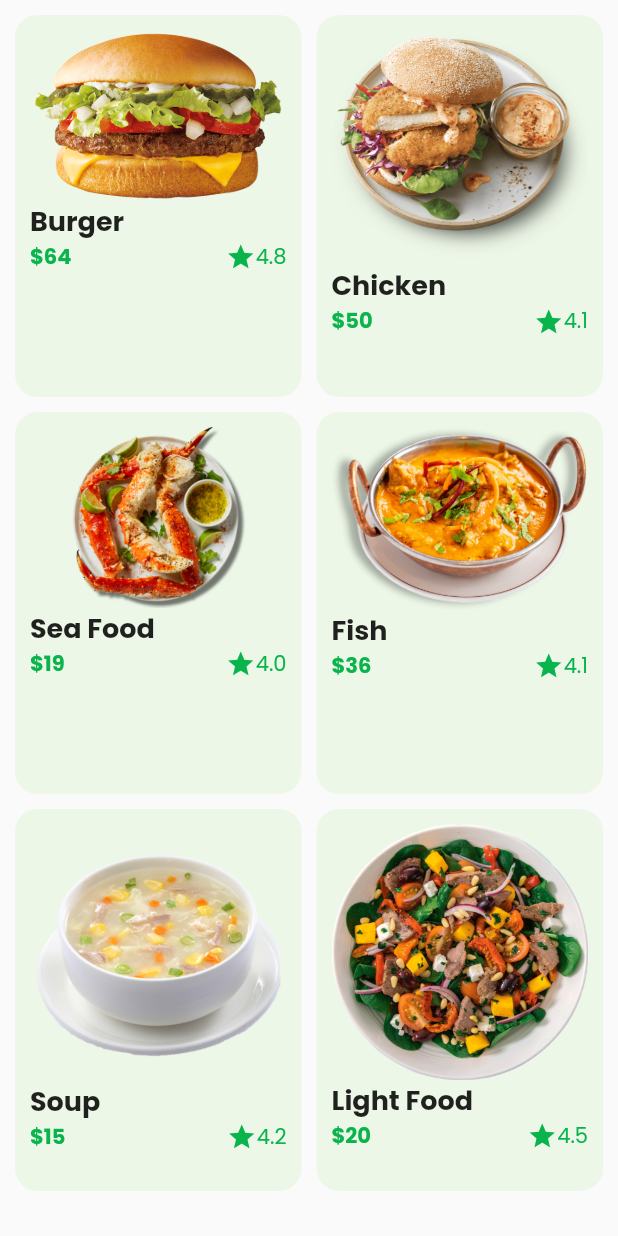
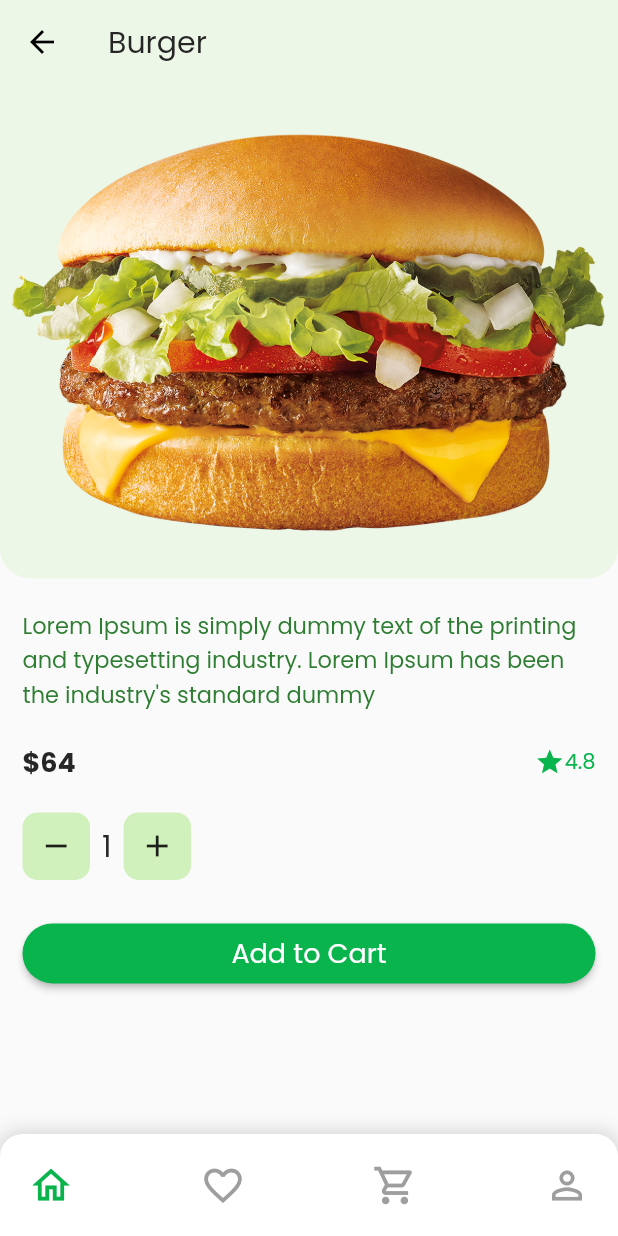
Before and after one commit to KhineKhineLin/Food-Delivery, a Flutter app: the FoodCard widget shown alone on an empty page, opened directly, after a tap on "Burger", on a phone screen of 412 x 824 dp. Run offline on Flutter 3.47's test engine with Material 2 defaults, Android fonts, the phone set to English and light mode, and no system bars; our stand-ins replace email_validator, flutter_svg.

Commit message:
detail screen

```diff
--- a/lib/pages/home/components/food_product.dart
+++ b/lib/pages/home/components/food_product.dart
@@ -1,7 +1,9 @@
 import 'package:flutter/material.dart';
 import 'package:food_delivery/model/food_model.dart';
+import 'package:food_delivery/pages/home/detail_screen/detail_screen.dart';
 
 import '../../../constant.dart';
+
 class FoodCard extends StatelessWidget {
   const FoodCard({
     Key? key,
@@ -16,13 +18,20 @@ class FoodCard extends StatelessWidget {
         physics: ScrollPhysics(),
         itemCount: foodProducts.length,
         gridDelegate: const SliverGridDelegateWithFixedCrossAxisCount(
-          crossAxisCount: 2,
-          childAspectRatio: 0.75,
-          mainAxisSpacing: 10.0,
-          crossAxisSpacing: 10.0
-        ),
-        itemBuilder: (context, index) =>
-            FoodProduct(product: foodProducts[index], press: () {}),
+            crossAxisCount: 2,
+            childAspectRatio: 0.75,
+            mainAxisSpacing: 10.0,
+            crossAxisSpacing: 10.0),
+        itemBuilder: (context, index) => FoodProduct(
+            product: foodProducts[index],
+            press: () {
+              Navigator.push(
+                  context,
+                  MaterialPageRoute(
+                      builder: (context) => DetailScreen(
+                            foodDetail: foodProducts[index],
+                          )));
+            }),
       ),
     );
   }
@@ -64,7 +73,9 @@ class FoodProduct extends StatelessWidget {
                       fontWeight: FontWeight.bold),
                 ),
                 const Spacer(),
-                const SizedBox(height: 10.0,),
+                const SizedBox(
+                  height: 10.0,
+                ),
                 const Icon(
                   Icons.star,
                   size: 20,
--- /dev/null
+++ b/lib/pages/home/detail_screen/detail_screen.dart
@@ -0,0 +1,145 @@
+import 'package:flutter/material.dart';
+import 'package:food_delivery/constant.dart';
+import 'package:food_delivery/model/food_model.dart';
+import 'package:food_delivery/pages/home/components/bottom_bar.dart';
+import 'package:food_delivery/pages/home/components/enum.dart';
+
+class DetailScreen extends StatefulWidget {
+  final Product foodDetail;
+  const DetailScreen({Key? key, required this.foodDetail}) : super(key: key);
+
+  @override
+  _DetailScreenState createState() => _DetailScreenState();
+}
+
+class _DetailScreenState extends State<DetailScreen> {
+  @override
+  Widget build(BuildContext context) {
+    return Scaffold(
+      appBar: AppBar(
+        backgroundColor: kSecondaryColor.withOpacity(0.3),
+        title: Text(
+          widget.foodDetail.title,
+          style: const TextStyle(color: kTextGrayColor),
+        ),
+        elevation: 0,
+        iconTheme: const IconThemeData(color: Colors.black),
+      ),
+      bottomNavigationBar: const CustomBottomBar(
+        selectMenu: MenuState.home,
+      ),
+      body: SafeArea(
+        child: SingleChildScrollView(
+          child: Column(
+            children: [
+              Container(
+                height: MediaQuery.of(context).size.height * 0.4,
+                width: double.infinity,
+                decoration: BoxDecoration(
+                    color: kSecondaryColor.withOpacity(0.3),
+                    borderRadius: const BorderRadius.only(
+                        bottomLeft: Radius.circular(20.0),
+                        bottomRight: Radius.circular(20.0))),
+                child: Image.asset(widget.foodDetail.image),
+              ),
+              Padding(
+                padding: const EdgeInsets.symmetric(
+                    horizontal: 15.0, vertical: 20.0),
+                child: Column(
+                  children: [
+                    Text(
+                      widget.foodDetail.description,
+                      style: TextStyle(color: Colors.green[800], fontSize: 15),
+                    ),
+                    const SizedBox(
+                      height: 20,
+                    ),
+                    Row(
+                      children: [
+                        Text(
+                          "\$${widget.foodDetail.price}",
+                          style: const TextStyle(
+                              color: kTextGrayColor,
+                              fontSize: 18,
+                              fontWeight: FontWeight.bold),
+                        ),
+                        const Spacer(),
+                        const SizedBox(
+                          height: 10.0,
+                        ),
+                        const Icon(
+                          Icons.star,
+                          size: 20,
+                          color: kPrimaryColor,
+                        ),
+                        Text(
+                          '${widget.foodDetail.rating}',
+                          style: const TextStyle(
+                              color: kPrimaryColor, fontSize: 14),
+                        )
+                      ],
+                    ),
+                    const SizedBox(
+                      height: 20,
+                    ),
+                    Row(
+                      children: [
+                        InkWell(
+                          onTap: () {},
+                          child: Container(
+                            height: 45,
+                            width: 45,
+                            decoration: BoxDecoration(
+                                color: kSecondaryColor,
+                                borderRadius: BorderRadius.circular(10.0)),
+                            child: const Icon(Icons.remove),
+                          ),
+                        ),
+                        const SizedBox(
+                          width: 8.0,
+                        ),
+                        const Text(
+                          '1',
+                          style: TextStyle(color: kTextGrayColor, fontSize: 20),
+                        ),
+                        const SizedBox(
+                          width: 8.0,
+                        ),
+                        InkWell(
+                          onTap: () {},
+                          child: Container(
+                            height: 45,
+                            width: 45,
+                            decoration: BoxDecoration(
+                                color: kSecondaryColor,
+                                borderRadius: BorderRadius.circular(10.0)),
+                            child: const Icon(Icons.add),
+                          ),
+                        )
+                      ],
+                    ),
+                    const SizedBox(
+                      height: 25.0,
+                    ),
+                    MaterialButton(
+                      shape: RoundedRectangleBorder(
+                          borderRadius: BorderRadius.circular(50.0)),
+                      minWidth: double.infinity,
+                      height: 40,
+                      color: kPrimaryColor,
+                      onPressed: () {},
+                      child: const Text(
+                        'Add to Cart',
+                        style: TextStyle(color: kWhiteColor, fontSize: 18),
+                      ),
+                    )
+                  ],
+                ),
+              )
+            ],
+          ),
+        ),
+      ),
+    );
+  }
+}
```
